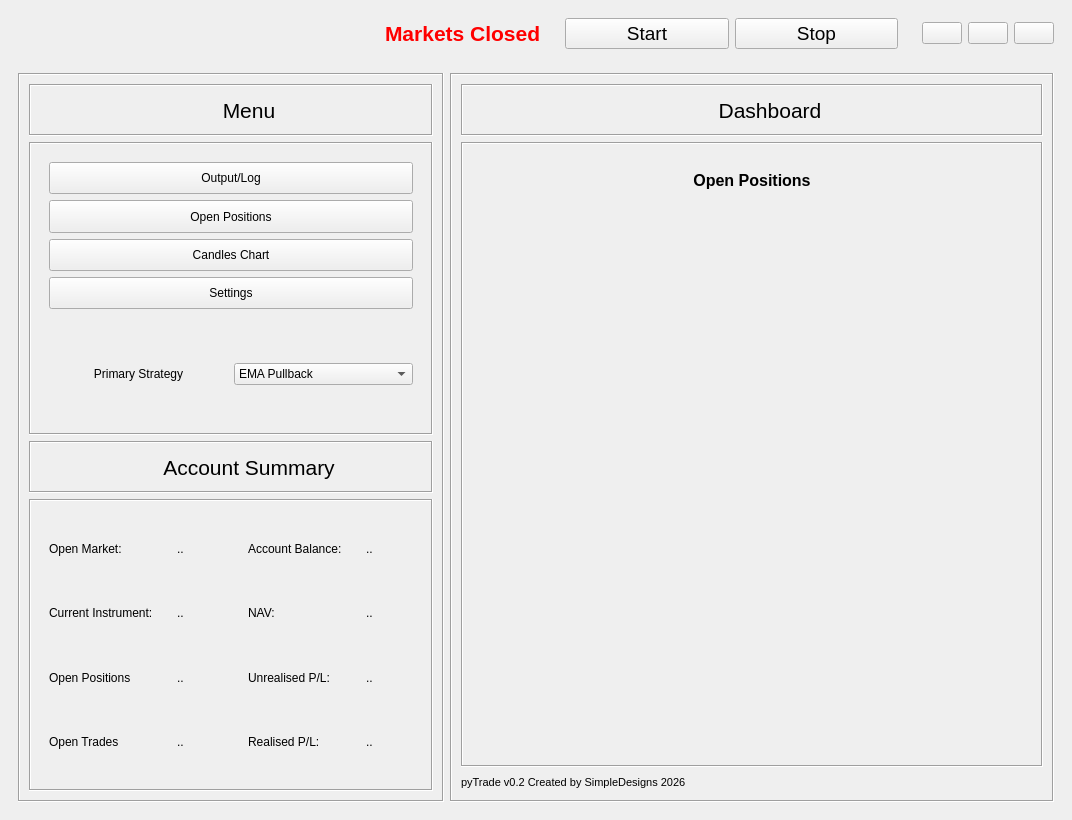
Above: pyTrade_GUI_v2.ui from martynj2001/pieTrade before the change. Below: the same form after it.
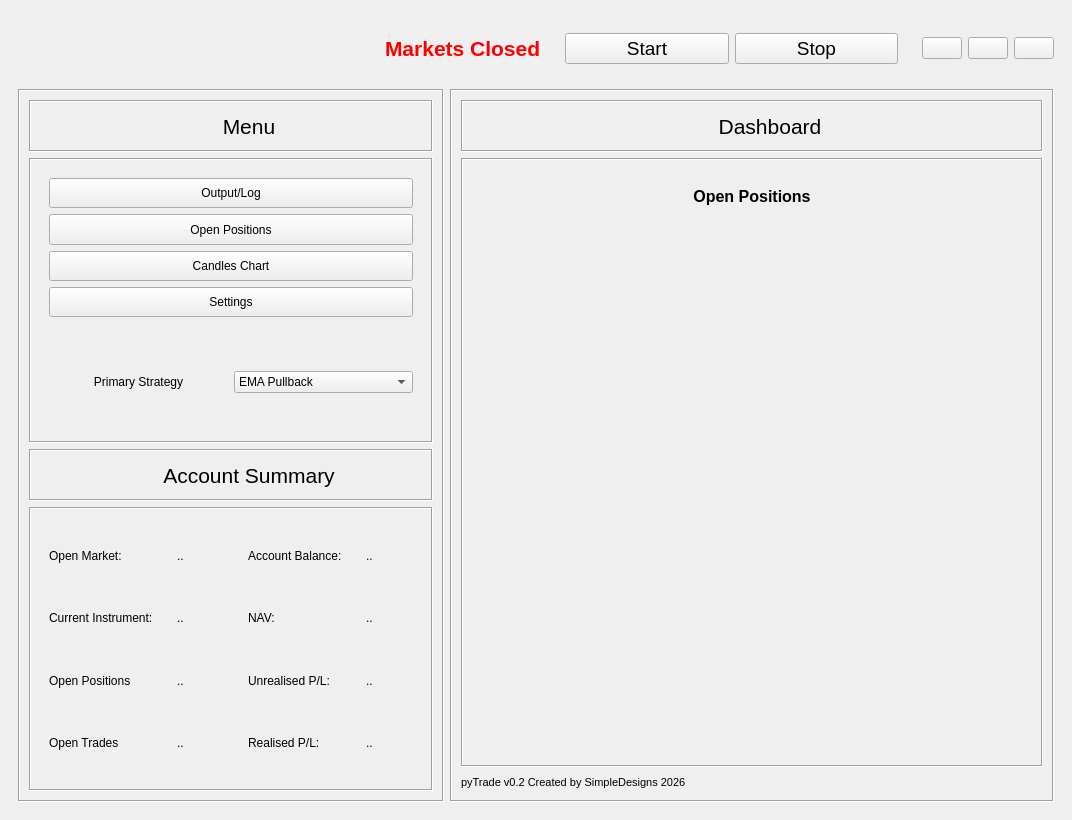
That is the form after the change. The open tabs and pages were chosen to show the change. Icons and pictures are not drawn.

Patch:
```diff
--- a/pyTrade_GUI_v2.ui
+++ b/pyTrade_GUI_v2.ui
@@ -26,7 +26,7 @@
       <property name="minimumSize">
        <size>
         <width>0</width>
-        <height>30</height>
+        <height>65</height>
        </size>
       </property>
       <property name="maximumSize">
@@ -51,7 +51,7 @@
        <property name="bottomMargin">
         <number>0</number>
        </property>
-       <item>
+       <item alignment="Qt::AlignmentFlag::AlignVCenter">
         <widget class="QFrame" name="frame_14">
          <property name="sizePolicy">
           <sizepolicy hsizetype="Expanding" vsizetype="Preferred">
@@ -66,10 +66,22 @@
           <enum>QFrame::Shadow::Plain</enum>
          </property>
          <layout class="QHBoxLayout" name="horizontalLayout_6">
+          <property name="leftMargin">
+           <number>0</number>
+          </property>
+          <property name="topMargin">
+           <number>0</number>
+          </property>
+          <property name="rightMargin">
+           <number>0</number>
+          </property>
+          <property name="bottomMargin">
+           <number>0</number>
+          </property>
           <item>
            <widget class="QLabel" name="label_10">
             <property name="sizePolicy">
-             <sizepolicy hsizetype="Preferred" vsizetype="Preferred">
+             <sizepolicy hsizetype="Expanding" vsizetype="Expanding">
               <horstretch>0</horstretch>
               <verstretch>0</verstretch>
              </sizepolicy>
@@ -820,6 +832,9 @@
               <verstretch>0</verstretch>
              </sizepolicy>
             </property>
+            <property name="styleSheet">
+             <string notr="true"/>
+            </property>
             <property name="frameShape">
              <enum>QFrame::Shape::Box</enum>
             </property>
@@ -908,7 +923,7 @@
                          <x>0</x>
                          <y>0</y>
                          <width>524</width>
-                         <height>542</height>
+                         <height>527</height>
                         </rect>
                        </property>
                       </widget>
```
Left out of the diff: 4 changed lines with no effect on the pictures.
